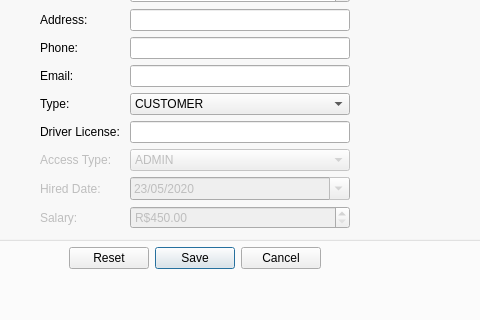
The window that src/ui/qt/forms/car_rental.ui (lucassaporetti/car-rental) describes before a commit, drawn with Qt 5; both pictures show x 234 to 714 and y 219 to 539 of the 858 by 640 pixel window.
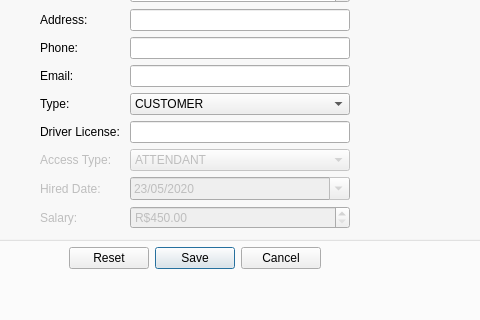
The same window after the commit. The open tabs and pages were chosen to show the change. Icons and pictures are not drawn.

The edit to the form file:
```diff
--- a/src/ui/qt/forms/car_rental.ui
+++ b/src/ui/qt/forms/car_rental.ui
@@ -863,16 +863,6 @@
                       <property name="enabled">
                        <bool>false</bool>
                       </property>
-                      <item>
-                       <property name="text">
-                        <string>ADMIN</string>
-                       </property>
-                      </item>
-                      <item>
-                       <property name="text">
-                        <string>MANAGER</string>
-                       </property>
-                      </item>
                       <item>
                        <property name="text">
                         <string>ATTENDANT</string>
```
Left out of the diff: 14 changed lines with no effect on the pictures.
